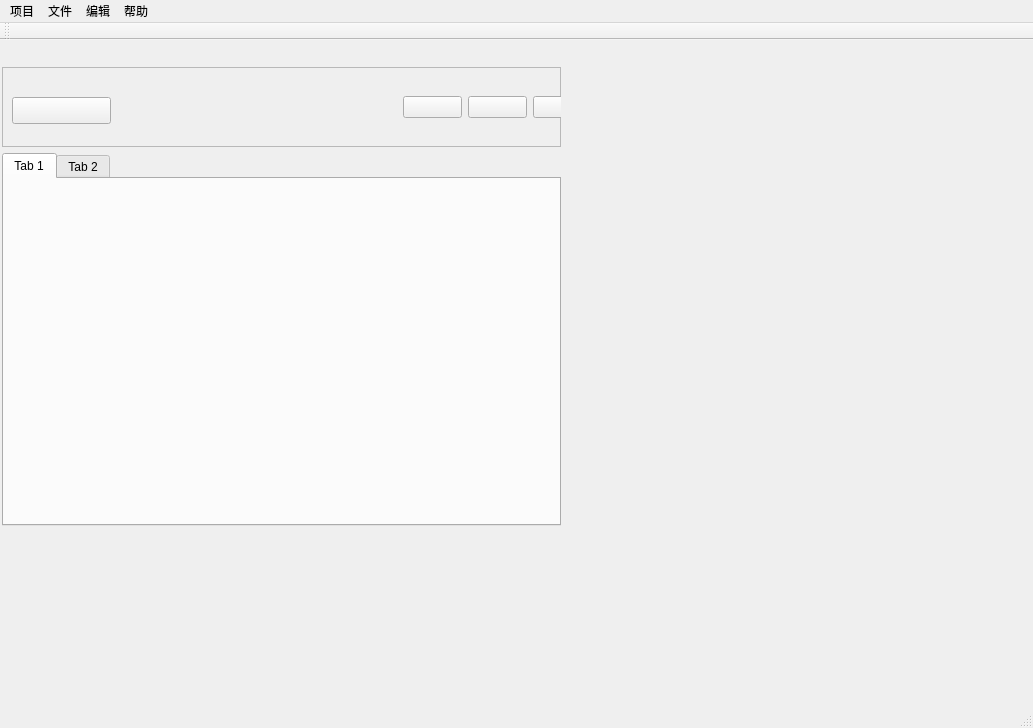
Above: ide/XSIDE/xsmainwindow.ui from mixtile/xskit before the change. Below: the same form after it.
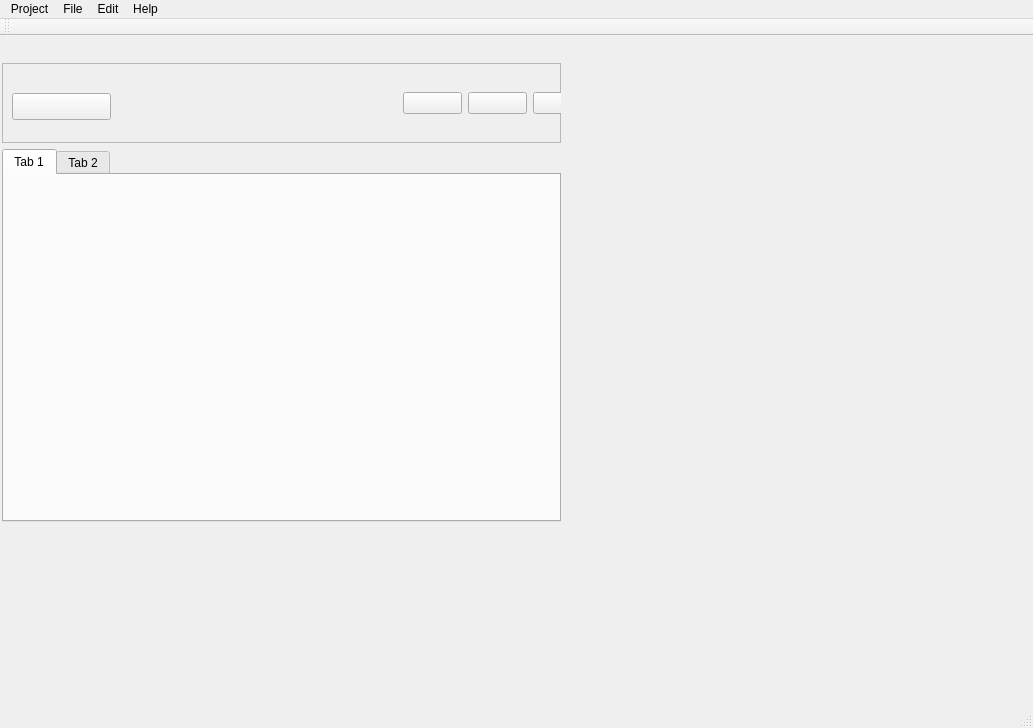
That is the form after the change.

Commit message: update documentation and change text of UI to English

What changed in the file:
```diff
--- a/ide/XSIDE/xsmainwindow.ui
+++ b/ide/XSIDE/xsmainwindow.ui
@@ -138,12 +138,12 @@
      <x>0</x>
      <y>0</y>
      <width>1033</width>
-     <height>28</height>
+     <height>22</height>
     </rect>
    </property>
    <widget class="QMenu" name="menu_project">
     <property name="title">
-     <string>项目</string>
+     <string>Project</string>
     </property>
     <addaction name="action_new_project"/>
     <addaction name="action_open_project"/>
@@ -151,7 +151,7 @@
    </widget>
    <widget class="QMenu" name="menu_file">
     <property name="title">
-     <string>文件</string>
+     <string>File</string>
     </property>
     <addaction name="action_new"/>
     <addaction name="action_save"/>
@@ -159,7 +159,7 @@
    </widget>
    <widget class="QMenu" name="menu_edit">
     <property name="title">
-     <string>编辑</string>
+     <string>Edit</string>
     </property>
     <widget class="QMenu" name="menu_find">
      <property name="title">
@@ -183,7 +183,7 @@
    </widget>
    <widget class="QMenu" name="menu_help">
     <property name="title">
-     <string>帮助</string>
+     <string>Help</string>
     </property>
     <addaction name="action_XSEditor"/>
    </widget>
```
Left out of the diff: 24 changed lines with no effect on the pictures. The commit also changes 2 other files.
